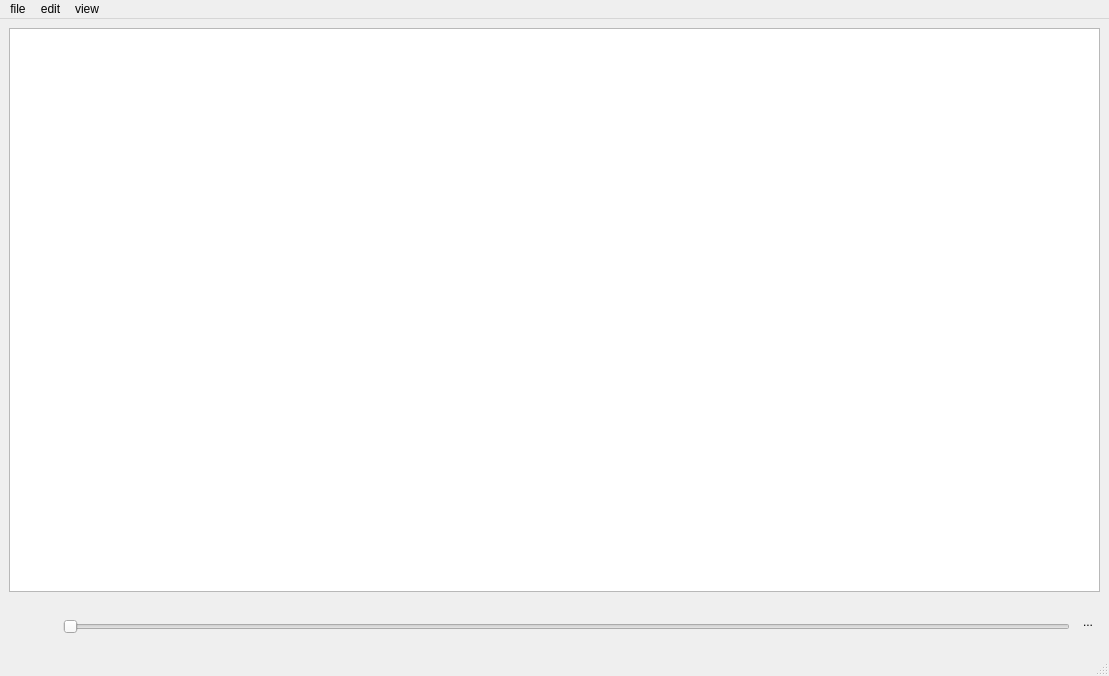
Old version of the form Source Code/mynotepad.ui in the repository amit-c-ai/Notepad.
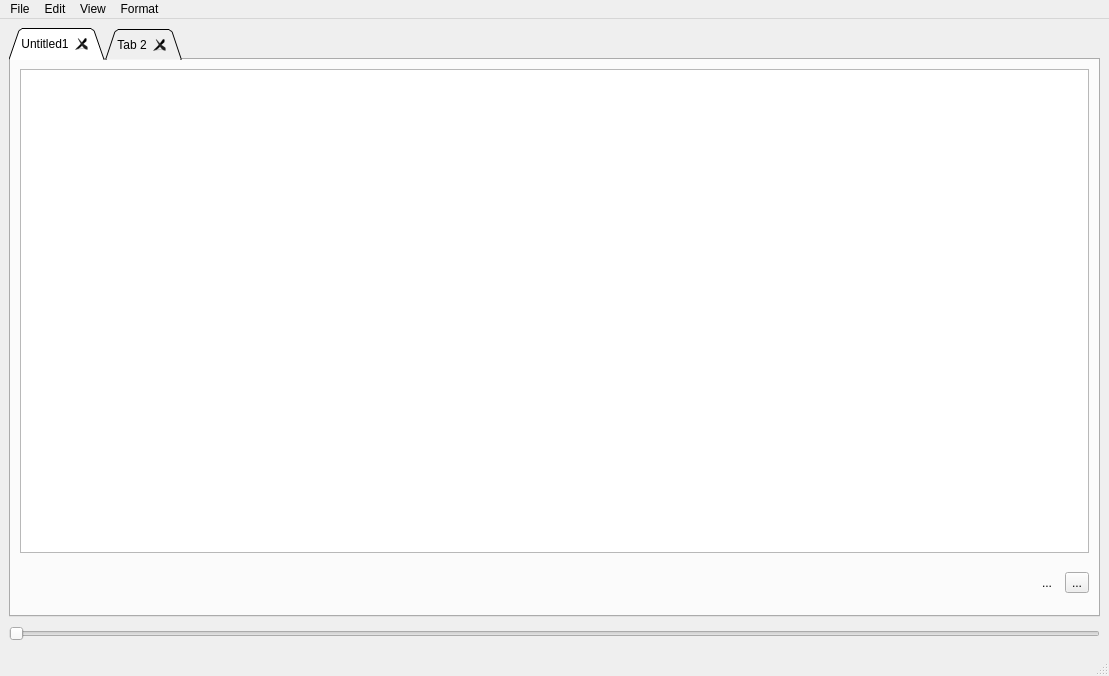
New version of the form. Icons and pictures are not drawn.

```diff
--- a/Source Code/mynotepad.ui
+++ b/Source Code/mynotepad.ui
@@ -18,9 +18,47 @@
   </property>
   <widget class="QWidget" name="centralwidget">
    <layout class="QGridLayout" name="gridLayout">
+    <item row="2" column="0">
+     <layout class="QVBoxLayout" name="verticalLayout_2"/>
+    </item>
     <item row="0" column="0">
-     <layout class="QVBoxLayout" name="verticalLayout_2">
-      <item>
+     <widget class="QTabWidget" name="tabWidget">
+      <property name="layoutDirection">
+       <enum>Qt::LeftToRight</enum>
+      </property>
+      <property name="autoFillBackground">
+       <bool>false</bool>
+      </property>
+      <property name="tabPosition">
+       <enum>QTabWidget::North</enum>
+      </property>
+      <property name="tabShape">
+       <enum>QTabWidget::Triangular</enum>
+      </property>
+      <property name="currentIndex">
+       <number>0</number>
+      </property>
+      <property name="elideMode">
+       <enum>Qt::ElideLeft</enum>
+      </property>
+      <property name="tabsClosable">
+       <bool>true</bool>
+      </property>
+      <property name="movable">
+       <bool>true</bool>
+      </property>
+      <property name="tabBarAutoHide">
+       <bool>true</bool>
+      </property>
+      <widget class="QWidget" name="tab">
+       <attribute name="title">
+        <string>Untitled1</string>
+       </attribute>
+       <attribute name="toolTip">
+        <string>Current Tab</string>
+       </attribute>
+       <layout class="QGridLayout" name="gridLayout_2">
+        <item row="0" column="0">
        <widget class="QPlainTextEdit" name="plainTextEdit">
         <property name="sizePolicy">
          <sizepolicy hsizetype="Expanding" vsizetype="Expanding">
@@ -33,8 +71,8 @@
         </property>
        </widget>
       </item>
-      <item>
-       <layout class="QHBoxLayout" name="horizontalLayout">
+        <item row="1" column="0">
+         <layout class="QHBoxLayout" name="horizontalLayout_2">
         <item>
          <widget class="QToolButton" name="toolButton">
           <property name="sizePolicy">
@@ -69,7 +107,20 @@
          </widget>
         </item>
         <item>
-         <layout class="QVBoxLayout" name="verticalLayout">
+           <layout class="QVBoxLayout" name="verticalLayout_3">
+            <item>
+             <spacer name="horizontalSpacer">
+              <property name="orientation">
+               <enum>Qt::Horizontal</enum>
+              </property>
+              <property name="sizeHint" stdset="0">
+               <size>
+                <width>40</width>
+                <height>20</height>
+               </size>
+              </property>
+             </spacer>
+            </item>
           <item>
            <spacer name="verticalSpacer">
             <property name="orientation">
@@ -86,40 +137,6 @@
             </property>
            </spacer>
           </item>
-          <item>
-           <widget class="QSlider" name="horizontalSlider">
-            <property name="sizePolicy">
-             <sizepolicy hsizetype="Minimum" vsizetype="Minimum">
-              <horstretch>0</horstretch>
-              <verstretch>0</verstretch>
-             </sizepolicy>
-            </property>
-            <property name="minimumSize">
-             <size>
-              <width>300</width>
-              <height>22</height>
-             </size>
-            </property>
-            <property name="minimum">
-             <number>0</number>
-            </property>
-            <property name="maximum">
-             <number>70</number>
-            </property>
-            <property name="value">
-             <number>0</number>
-            </property>
-            <property name="sliderPosition">
-             <number>0</number>
-            </property>
-            <property name="orientation">
-             <enum>Qt::Horizontal</enum>
-            </property>
-            <property name="invertedControls">
-             <bool>false</bool>
-            </property>
-           </widget>
-          </item>
          </layout>
         </item>
         <item>
@@ -168,9 +185,70 @@
           </property>
          </widget>
         </item>
+          <item>
+           <widget class="QToolButton" name="toolButton_3">
+            <property name="text">
+             <string>...</string>
+            </property>
+            <property name="icon">
+             <iconset resource="resources.qrc">
+              <normaloff>:/images/Icons/Speaker.png</normaloff>:/images/Icons/Speaker.png</iconset>
+            </property>
+            <property name="iconSize">
+             <size>
+              <width>40</width>
+              <height>40</height>
+             </size>
+            </property>
+           </widget>
+          </item>
        </layout>
       </item>
      </layout>
+      </widget>
+      <widget class="QWidget" name="tab_2">
+       <property name="layoutDirection">
+        <enum>Qt::LeftToRight</enum>
+       </property>
+       <attribute name="title">
+        <string>Tab 2</string>
+       </attribute>
+      </widget>
+     </widget>
+    </item>
+    <item row="1" column="0">
+     <widget class="QSlider" name="horizontalSlider">
+      <property name="sizePolicy">
+       <sizepolicy hsizetype="Minimum" vsizetype="Minimum">
+        <horstretch>0</horstretch>
+        <verstretch>0</verstretch>
+       </sizepolicy>
+      </property>
+      <property name="minimumSize">
+       <size>
+        <width>300</width>
+        <height>22</height>
+       </size>
+      </property>
+      <property name="minimum">
+       <number>0</number>
+      </property>
+      <property name="maximum">
+       <number>70</number>
+      </property>
+      <property name="value">
+       <number>0</number>
+      </property>
+      <property name="sliderPosition">
+       <number>0</number>
+      </property>
+      <property name="orientation">
+       <enum>Qt::Horizontal</enum>
+      </property>
+      <property name="invertedControls">
+       <bool>false</bool>
+      </property>
+     </widget>
     </item>
    </layout>
   </widget>
@@ -185,7 +263,7 @@
    </property>
    <widget class="QMenu" name="menufile">
     <property name="title">
-     <string>file</string>
+     <string>File</string>
     </property>
     <addaction name="actionnew"/>
     <addaction name="actionopen"/>
@@ -195,7 +273,7 @@
    </widget>
    <widget class="QMenu" name="menuedit">
     <property name="title">
-     <string>edit</string>
+     <string>Edit</string>
     </property>
     <addaction name="actioncopy"/>
     <addaction name="actionpaste"/>
@@ -205,14 +283,24 @@
    </widget>
    <widget class="QMenu" name="menuview">
     <property name="title">
-     <string>view</string>
+     <string>View</string>
     </property>
     <addaction name="actionzoom_in"/>
     <addaction name="actionzoom_out"/>
+    <addaction name="separator"/>
+   </widget>
+   <widget class="QMenu" name="menuFormat">
+    <property name="title">
+     <string>Format</string>
+    </property>
+    <addaction name="actionFont"/>
+    <addaction name="actionColor"/>
+    <addaction name="separator"/>
    </widget>
    <addaction name="menufile"/>
    <addaction name="menuedit"/>
    <addaction name="menuview"/>
+   <addaction name="menuFormat"/>
   </widget>
   <widget class="QStatusBar" name="statusbar"/>
   <action name="actionnew">
```
Left out of the diff: 47 changed lines with no effect on the pictures. Lines whose indentation alone changed are shown as unchanged.
